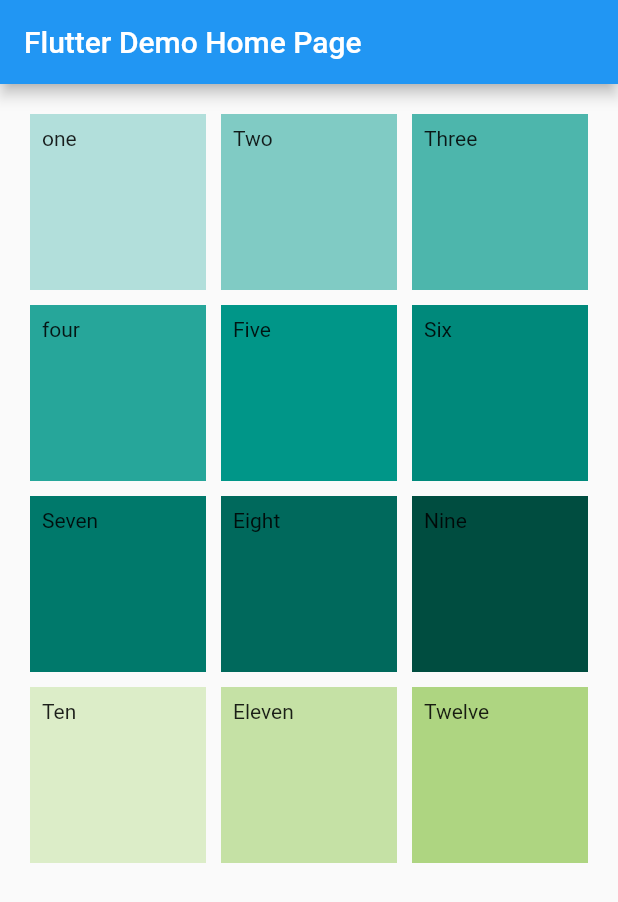
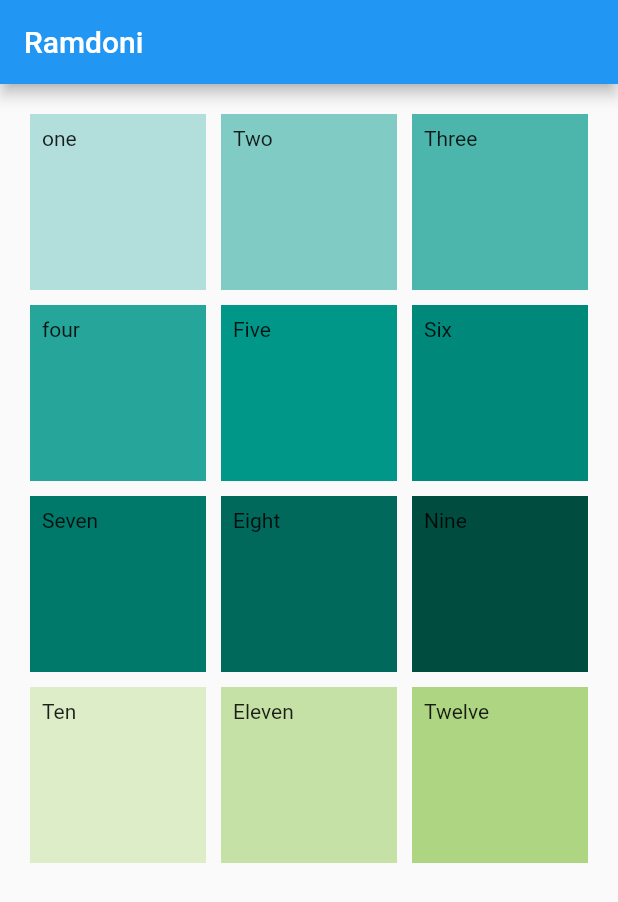
Before and after one commit to doniram/uts_191011402029, a Flutter app: the screen it shows after launch, on a phone screen of 412 x 824 dp. Shown: the top 902 px of the screen. Run offline on Flutter 3.47's test engine with Material 2 defaults, Android fonts, the phone set to English and light mode, and no system bars.

Commit message:
Menambahkan Nama

```diff
--- a/gridview/lib/main.dart
+++ b/gridview/lib/main.dart
@@ -24,7 +24,7 @@ class MyApp extends StatelessWidget {
         // is not restarted.
         primarySwatch: Colors.blue,
       ),
-      home: const MyHomePage(title: 'Flutter Demo Home Page'),
+      home: const MyHomePage(title: 'Ramdoni'),
     );
   }
 }
@@ -131,11 +131,13 @@ class _MyHomePageState extends State<MyHomePage> {
             padding: const EdgeInsets.all(8),
             color: Colors.lightGreen[100],
             child: const Text('Ten'),
-    ),Container(
+          ),
+          Container(
             padding: const EdgeInsets.all(8),
             color: Colors.lightGreen[200],
             child: const Text('Eleven'),
-    ),Container(
+          ),
+          Container(
             padding: const EdgeInsets.all(8),
             color: Colors.lightGreen[300],
             child: const Text('Twelve'),
```
Lines whose indentation alone changed are shown as unchanged.
